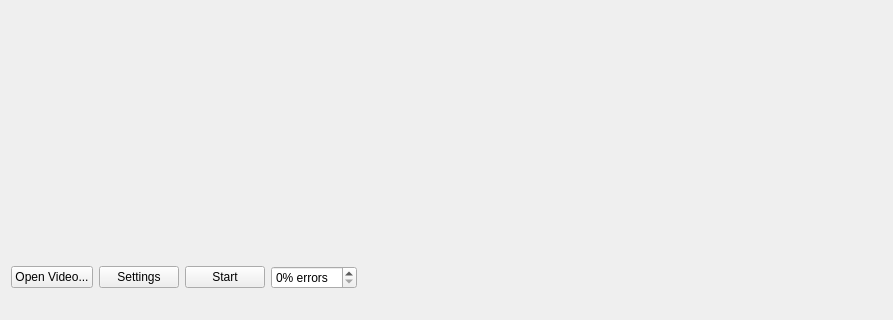
This is Corrupt/mainwindow.ui in snikulov/vidstream as Qt 5 draws it before an edit; both pictures show x 0 to 893 and y 203 to 523 of the 893 by 523 pixel window. The edited form follows.
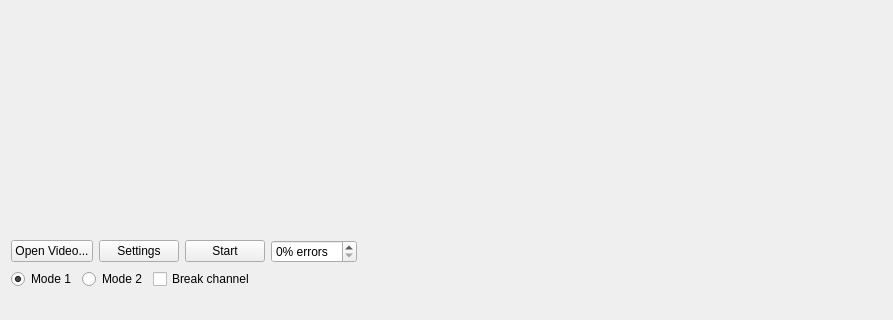
This is the edited form.

Patch:
```diff
--- a/Corrupt/mainwindow.ui
+++ b/Corrupt/mainwindow.ui
@@ -14,7 +14,7 @@
    <string>MainWindow</string>
   </property>
   <widget class="QWidget" name="centralWidget">
-   <layout class="QVBoxLayout" name="verticalLayout" stretch="1,0,0">
+   <layout class="QVBoxLayout" name="verticalLayout" stretch="1,0,0,0">
     <item>
      <layout class="QHBoxLayout" name="horizontalLayout" stretch="1">
       <property name="sizeConstraint">
@@ -89,6 +89,47 @@
       </item>
      </layout>
     </item>
+    <item>
+     <layout class="QHBoxLayout" name="horizontalLayout_3">
+      <item>
+       <widget class="QRadioButton" name="mode1_radioButton">
+        <property name="text">
+         <string>Mode 1</string>
+        </property>
+        <property name="checked">
+         <bool>true</bool>
+        </property>
+       </widget>
+      </item>
+      <item>
+       <widget class="QRadioButton" name="mode2_radioButton">
+        <property name="text">
+         <string>Mode 2</string>
+        </property>
+       </widget>
+      </item>
+      <item>
+       <widget class="QCheckBox" name="breakChannelCheckBox">
+        <property name="text">
+         <string>Break channel</string>
+        </property>
+       </widget>
+      </item>
+      <item>
+       <spacer name="horizontalSpacer_2">
+        <property name="orientation">
+         <enum>Qt::Horizontal</enum>
+        </property>
+        <property name="sizeHint" stdset="0">
+         <size>
+          <width>40</width>
+          <height>20</height>
+         </size>
+        </property>
+       </spacer>
+      </item>
+     </layout>
+    </item>
     <item>
      <widget class="QLabel" name="infoLabel">
       <property name="minimumSize">
```
